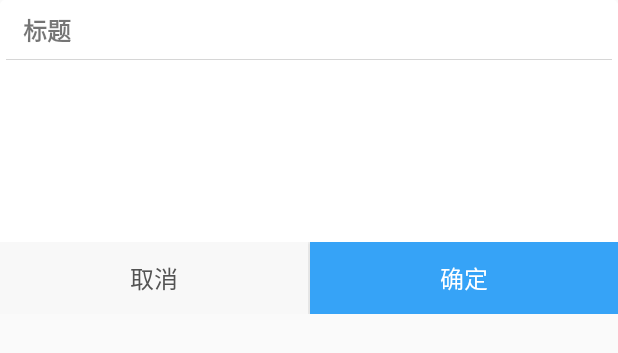
After one commit to yaowangdev/YwToolProjects, an Android app: the layout view_confirm_dialog.xml on its own in the app's theme, with its tools: preview values and no code run, on a phone screen of 412 x 824 dp. The commit adds this screen. Shown: the top 353 px of the screen. Run offline under Robolectric (Android 15) with nearby library versions, the phone set to English and light mode, and no system bars.

Commit message:
2018年12月2日17:21:34 自定义BaseDialogFragment

```diff
--- a/app/src/main/res/layout/activity_main.xml
+++ b/app/src/main/res/layout/activity_main.xml
@@ -15,4 +15,10 @@
         app:showMore="false"
         app:showBack="false"
         />
+
+    <Button
+        android:layout_width="wrap_content"
+        android:layout_height="wrap_content"
+        android:text="dialog"
+        android:onClick="showDialog"/>
 </LinearLayout>
--- a/yw-common-view/src/main/java/com/appdev/common/view/media/GridActivity.java
+++ b/yw-common-view/src/main/java/com/appdev/common/view/media/GridActivity.java
@@ -16,4 +16,9 @@ public class GridActivity extends BaseActivity {
     protected int getLayoutView() {
         return R.layout.activity_grid;
     }
+
+    @Override
+    protected void initView() {
+
+    }
 }
--- /dev/null
+++ b/yw-common-view/src/main/res/anim/dialog_enter.xml
@@ -0,0 +1,6 @@
+<?xml version="1.0" encoding="utf-8"?>
+<translate
+    xmlns:android="http://schemas.android.com/apk/res/android"
+    android:fromYDelta="100%p"
+    android:toYDelta="0%p"
+    android:duration="200"/>
--- /dev/null
+++ b/yw-common-view/src/main/res/anim/dialog_out.xml
@@ -0,0 +1,5 @@
+<?xml version="1.0" encoding="utf-8"?>
+<translate xmlns:android="http://schemas.android.com/apk/res/android"
+    android:fromYDelta="0%p"
+    android:toYDelta="100%p"
+    android:duration="200" />
--- /dev/null
+++ b/yw-common-view/src/main/res/layout/view_confirm_dialog.xml
@@ -0,0 +1,92 @@
+<?xml version="1.0" encoding="utf-8"?>
+<LinearLayout
+    xmlns:android="http://schemas.android.com/apk/res/android"
+    android:layout_width="match_parent"
+    android:layout_height="wrap_content"
+    xmlns:tools="http://schemas.android.com/tools"
+    android:orientation="vertical"
+    android:background="@drawable/agmobile_bg_popup_windowed">
+
+    <LinearLayout
+        android:layout_width="match_parent"
+        android:layout_height="wrap_content"
+        android:orientation="vertical">
+
+        <RelativeLayout
+            android:id="@+id/title_container"
+            android:layout_width="match_parent"
+            android:layout_height="40dp"
+            android:orientation="vertical">
+
+            <TextView
+                android:id="@+id/tv_title"
+                android:layout_width="wrap_content"
+                android:layout_height="wrap_content"
+                android:layout_centerVertical="true"
+                android:layout_marginLeft="@dimen/agmobile_all_spacing_horizontal"
+                android:textStyle="bold"
+                android:textSize="@dimen/agmobile_text_body"
+                tools:text="标题"/>
+
+            <View
+                android:layout_width="match_parent"
+                android:layout_height="1px"
+                android:layout_marginLeft="4dp"
+                android:layout_marginRight="4dp"
+                android:layout_alignParentBottom="true"
+                android:background="@color/agmobile_divider"/>
+        </RelativeLayout>
+
+        <TextView
+            android:id="@+id/et_dialog_content"
+            android:layout_width="match_parent"
+            android:layout_height="wrap_content"
+            android:background="@drawable/weui_bg_edittext_no_border"
+            android:gravity="top|start"
+            android:paddingTop="8dp"
+            android:paddingBottom="8dp"
+            android:paddingLeft="@dimen/agmobile_boundary_spacing_horizontal"
+            android:paddingRight="@dimen/agmobile_boundary_spacing_horizontal"
+            android:minHeight="120dp">
+        </TextView>
+
+        <View
+            android:id="@+id/view"
+            android:layout_width="0dp"
+            android:layout_height="2px"
+            android:background="#dbd9d9" />
+
+        <LinearLayout
+            android:id="@+id/container_buttons"
+            android:layout_width="match_parent"
+            android:layout_height="wrap_content"
+            android:orientation="horizontal">
+
+            <Button
+                android:id="@+id/btn_cancel"
+                android:layout_width="0dp"
+                android:layout_height="wrap_content"
+                android:layout_weight="1"
+                android:background="@drawable/weui_bg_btn_plain"
+                android:text="取消"
+                android:textColor="#535353"
+                android:textSize="16sp"/>
+
+            <View
+                android:layout_width="2px"
+                android:layout_height="0dp"
+                android:background="#dbd9d9"/>
+
+            <Button
+                android:id="@+id/btn_confirm"
+                android:layout_width="0dp"
+                android:layout_height="wrap_content"
+                android:layout_weight="1"
+                android:background="@drawable/weui_bg_btn_plain_primary"
+                android:text="确定"
+                android:textColor="#ffffff"
+                android:textSize="16sp" />
+
+        </LinearLayout>
+    </LinearLayout>
+</LinearLayout>
```
Also changed, not shown: app/src/main/java/com/appdev/toolkit/MainActivity.java (+22 -0 lines), yw-common-view/src/main/java/com/appdev/common/view/base/BaseActivity.java (+10 -3 lines), yw-common-view/src/main/java/com/appdev/common/view/base/BaseDialogFragment.java (added, +236 -0 lines), yw-common-view/src/main/java/com/appdev/common/view/dialog/ConfirmDialog.java (added, +89 -0 lines), yw-common-view/src/main/res/values/style.xml (added, +22 -0 lines).
